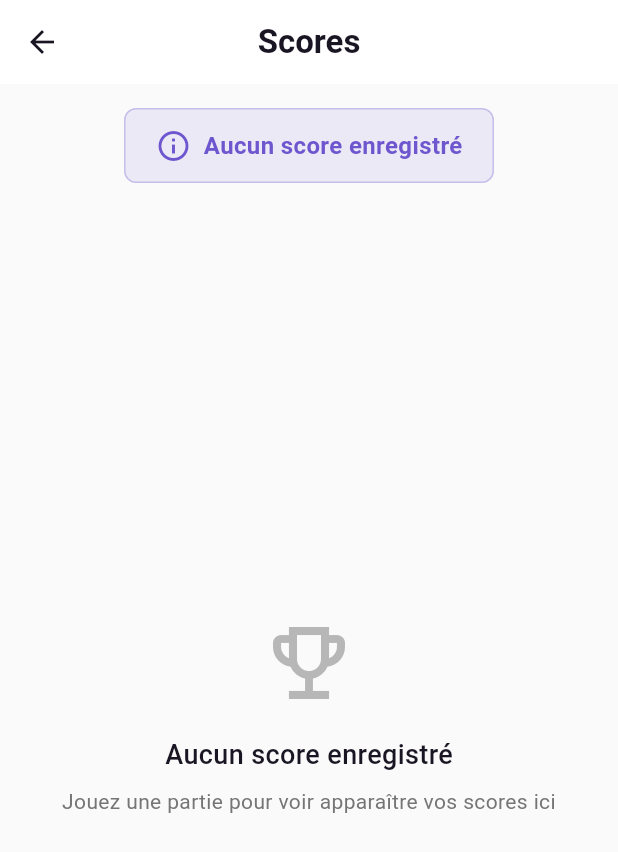
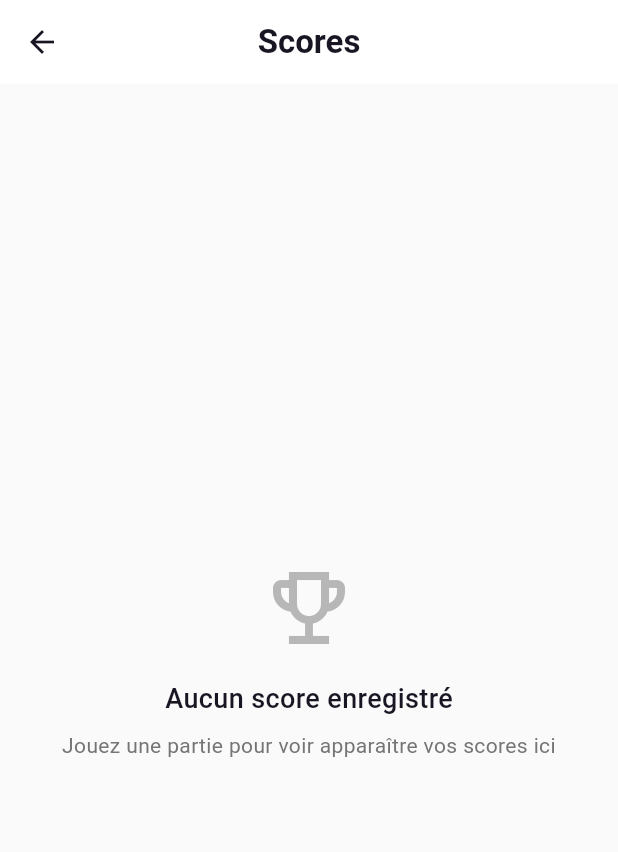
Before and after one commit to LeeeeePoulpe/05-flutter, a Flutter app: the screen it shows after launch, after a tap on "Tableau des scores", on a phone screen of 412 x 824 dp. Shown: the top 852 px of the screen. Run offline on Flutter 3.47's test engine with Material 3 defaults, Android fonts, the phone set to English and light mode, and no system bars; our stand-ins replace flutter_riverpod, google_fonts, shared_preferences.

Commit message:
Remove useless banner

```diff
--- a/tp04/lib/screens/scores_screen.dart
+++ b/tp04/lib/screens/scores_screen.dart
@@ -57,38 +57,6 @@ class ScoresScreenState extends ConsumerState<ScoresScreen> {
             padding: const EdgeInsets.all(16.0),
             child: Column(
               children: [
-                // Bannière d'état
-                if (!isNotEmpty)
-                  Container(
-                    margin: const EdgeInsets.only(bottom: 24),
-                    padding: const EdgeInsets.symmetric(
-                        horizontal: 20, vertical: 12),
-                    decoration: BoxDecoration(
-                      color: primaryColor.withOpacity(0.1),
-                      borderRadius: BorderRadius.circular(8),
-                      border: Border.all(color: primaryColor.withOpacity(0.3)),
-                    ),
-                    child: Row(
-                      mainAxisSize: MainAxisSize.min,
-                      children: [
-                        Icon(
-                          Icons.info_outline,
-                          color: primaryColor,
-                          size: 24,
-                        ),
-                        const SizedBox(width: 8),
-                        Text(
-                          'Aucun score enregistré',
-                          style: TextStyle(
-                            color: primaryColor,
-                            fontSize: 16,
-                            fontWeight: FontWeight.bold,
-                          ),
-                        ),
-                      ],
-                    ),
-                  ),
-
                 // Liste des scores ou message
                 Expanded(
                   child: isNotEmpty
```
Also changed, not shown: 1 other file.
